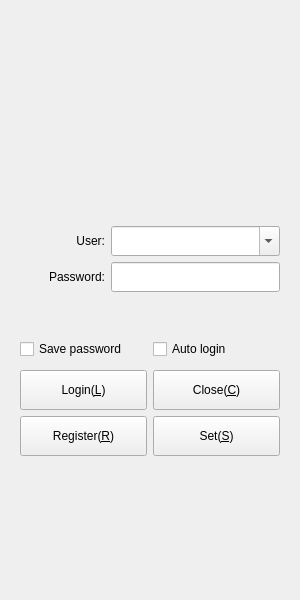
Before: the Qt Designer form Widgets/FrmLogin/FrmLogin.ui in KangLin/RabbitIm, drawn with Qt 5.
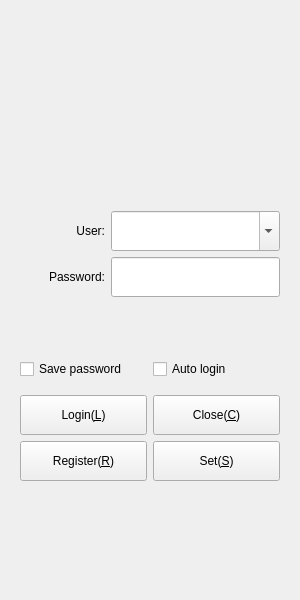
After: the same form once the commit is applied. Icons and pictures are not drawn.

Commit message: 修改登录对话框样式

Patch:
```diff
--- a/Widgets/FrmLogin/FrmLogin.ui
+++ b/Widgets/FrmLogin/FrmLogin.ui
@@ -53,7 +53,7 @@
      <property name="maximumSize">
       <size>
        <width>16777215</width>
-       <height>330</height>
+       <height>380</height>
       </size>
      </property>
      <layout class="QGridLayout" name="gridLayout">
@@ -156,13 +156,13 @@
           <property name="minimumSize">
            <size>
             <width>0</width>
-            <height>30</height>
+            <height>40</height>
            </size>
           </property>
           <property name="maximumSize">
            <size>
             <width>16777215</width>
-            <height>30</height>
+            <height>40</height>
            </size>
           </property>
           <property name="text">
@@ -184,13 +184,13 @@
           <property name="minimumSize">
            <size>
             <width>0</width>
-            <height>30</height>
+            <height>40</height>
            </size>
           </property>
           <property name="maximumSize">
            <size>
             <width>16777215</width>
-            <height>30</height>
+            <height>40</height>
            </size>
           </property>
           <property name="editable">
@@ -213,13 +213,13 @@
           <property name="minimumSize">
            <size>
             <width>0</width>
-            <height>30</height>
+            <height>40</height>
            </size>
           </property>
           <property name="maximumSize">
            <size>
             <width>16777215</width>
-            <height>30</height>
+            <height>40</height>
            </size>
           </property>
           <property name="text">
@@ -241,13 +241,13 @@
           <property name="minimumSize">
            <size>
             <width>0</width>
-            <height>30</height>
+            <height>40</height>
            </size>
           </property>
           <property name="maximumSize">
            <size>
             <width>16777215</width>
-            <height>30</height>
+            <height>40</height>
            </size>
           </property>
           <property name="echoMode">
@@ -271,13 +271,13 @@
         <property name="minimumSize">
          <size>
           <width>50</width>
-          <height>30</height>
+          <height>40</height>
          </size>
         </property>
         <property name="maximumSize">
          <size>
           <width>16777215</width>
-          <height>30</height>
+          <height>40</height>
          </size>
         </property>
         <property name="text">
@@ -301,13 +301,13 @@
           <property name="minimumSize">
            <size>
             <width>90</width>
-            <height>30</height>
+            <height>40</height>
            </size>
           </property>
           <property name="maximumSize">
            <size>
             <width>16777215</width>
-            <height>30</height>
+            <height>40</height>
            </size>
           </property>
           <property name="text">
@@ -326,13 +326,13 @@
           <property name="minimumSize">
            <size>
             <width>90</width>
-            <height>30</height>
+            <height>40</height>
            </size>
           </property>
           <property name="maximumSize">
            <size>
             <width>16777215</width>
-            <height>30</height>
+            <height>40</height>
            </size>
           </property>
           <property name="text">
```
